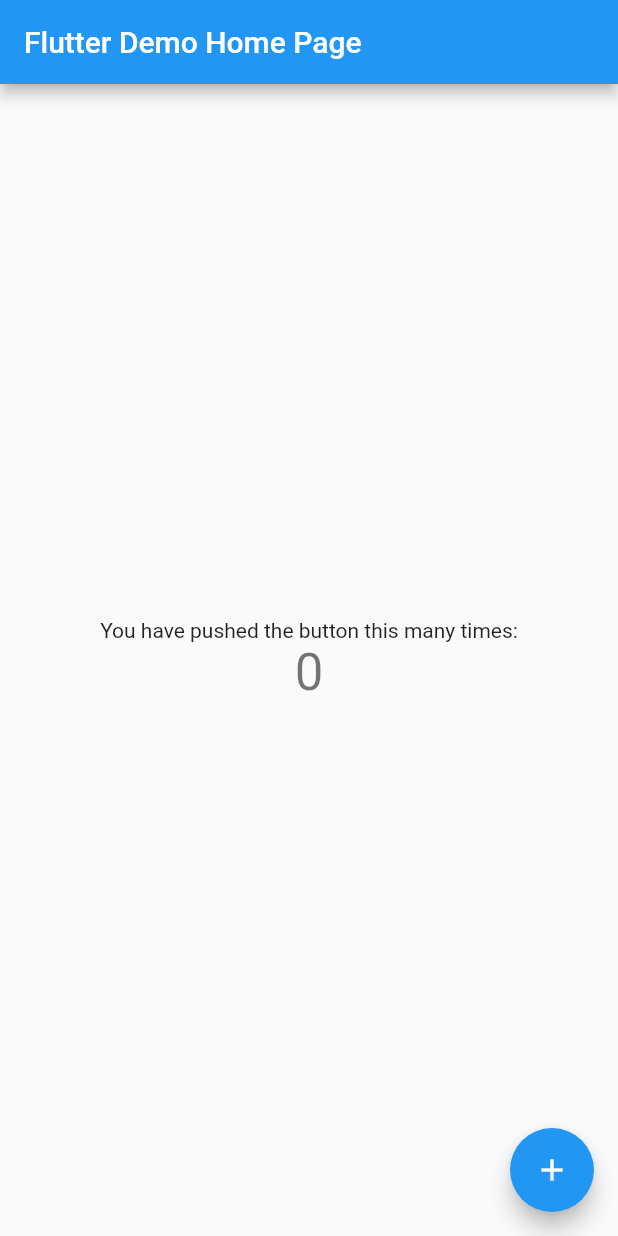
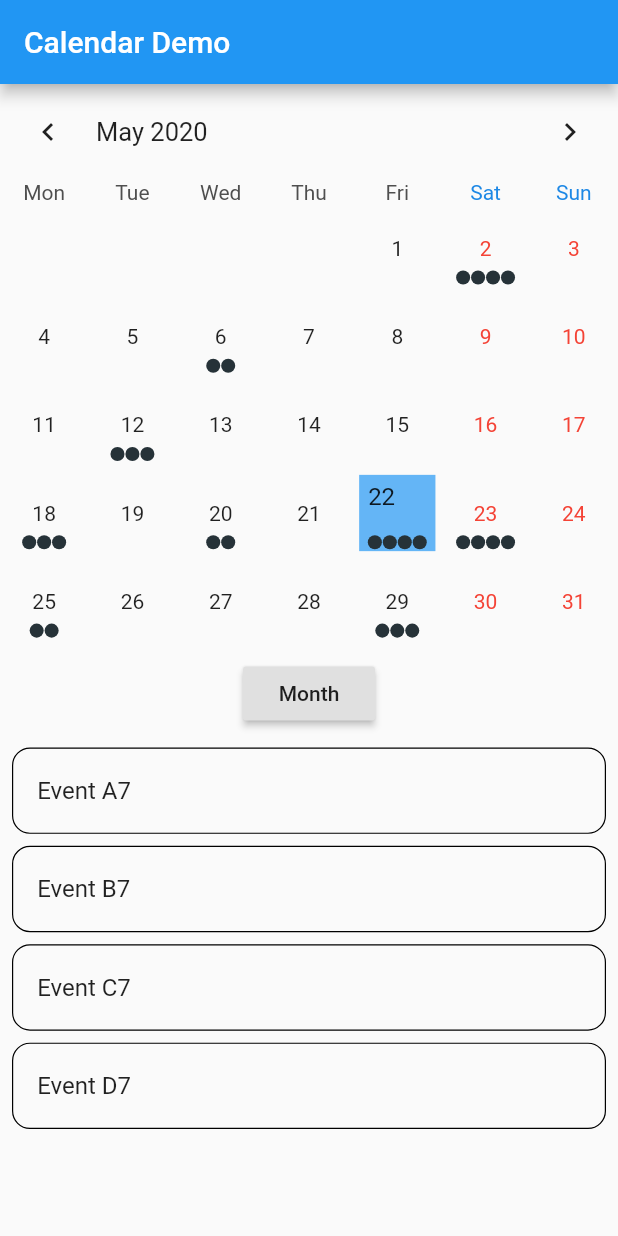
Before and after one commit to CelestialSystem/CalendarPOC, a Flutter app: the screen it shows after launch, on a phone screen of 412 x 824 dp. Run offline on Flutter 3.47's test engine with Material 2 defaults, Android fonts, the phone set to English and light mode, and no system bars; drawn by our look-alikes of table_calendar.

Commit message:
Created Calendar Screen still need to add features

```diff
--- /dev/null
+++ b/lib/CalendarApp.dart
@@ -0,0 +1,240 @@
+import 'package:flutter/material.dart';
+import 'package:intl/date_symbol_data_local.dart';
+import 'package:table_calendar/table_calendar.dart';
+import 'package:intl/intl.dart';
+
+final Map<DateTime, List> _holidays = {
+  DateTime(2020, 1, 1): ['New Year\'s Day'],
+  DateTime(2020, 2, 14): ['Valentine\'s Day'],
+  DateTime(2020, 4, 26): ['Anuj\'s Birthday']
+};
+
+class Calendar extends StatefulWidget {
+  Calendar() {
+    initializeDateFormatting('en_CA');
+    print(Intl.getCurrentLocale());
+  }
+
+  @override
+  _CalendarState createState() {
+    return _CalendarState();
+  }
+}
+
+class _CalendarState extends State<Calendar> with TickerProviderStateMixin {
+  Map<DateTime, List> _events;
+  List _selectedEvents;
+  AnimationController _animationController;
+  CalendarController _calendarController;
+
+  @override
+  void initState() {
+    super.initState();
+    final _selectedDay = DateTime.now();
+
+    _events = {
+      _selectedDay.subtract(Duration(days: 30)): [
+        'Event A0',
+        'Event B0',
+        'Event C0'
+      ],
+      _selectedDay.subtract(Duration(days: 27)): ['Event A1'],
+      _selectedDay.subtract(Duration(days: 20)): [
+        'Event A2',
+        'Event B2',
+        'Event C2',
+        'Event D2'
+      ],
+      _selectedDay.subtract(Duration(days: 16)): ['Event A3', 'Event B3'],
+      _selectedDay.subtract(Duration(days: 10)): [
+        'Event A4',
+        'Event B4',
+        'Event C4'
+      ],
+      _selectedDay.subtract(Duration(days: 4)): [
+        'Event A5',
+        'Event B5',
+        'Event C5'
+      ],
+      _selectedDay.subtract(Duration(days: 2)): ['Event A6', 'Event B6'],
+      _selectedDay: ['Event A7', 'Event B7', 'Event C7', 'Event D7'],
+      _selectedDay.add(Duration(days: 1)): [
+        'Event A8',
+        'Event B8',
+        'Event C8',
+        'Event D8'
+      ],
+      _selectedDay.add(Duration(days: 3)):
+          Set.from(['Event A9', 'Event A9', 'Event B9']).toList(),
+      _selectedDay.add(Duration(days: 7)): [
+        'Event A10',
+        'Event B10',
+        'Event C10'
+      ],
+      _selectedDay.add(Duration(days: 11)): ['Event A11', 'Event B11'],
+      _selectedDay.add(Duration(days: 17)): [
+        'Event A12',
+        'Event B12',
+        'Event C12',
+        'Event D12'
+      ],
+      _selectedDay.add(Duration(days: 22)): ['Event A13', 'Event B13'],
+      _selectedDay.add(Duration(days: 26)): [
+        'Event A14',
+        'Event B14',
+        'Event C14'
+      ],
+    };
+
+    _selectedEvents = _events[_selectedDay] ?? [];
+    _calendarController = CalendarController();
+
+    _animationController = AnimationController(
+      vsync: this,
+      duration: const Duration(milliseconds: 400),
+    );
+
+    _animationController.forward();
+  }
+
+  @override
+  void dispose() {
+    _animationController.dispose();
+    _calendarController.dispose();
+    super.dispose();
+  }
+
+  void _onDaySelected(DateTime day, List events) {
+    print('CALLBACK: _onDaySelected');
+    setState(() {
+      _calendarController.setCalendarFormat(CalendarFormat.week);
+    });
+  }
+
+  @override
+  Widget build(BuildContext context) {
+    return Scaffold(
+      appBar: AppBar(
+        title: Text("Calendar Demo"),
+      ),
+      body: Column(
+        mainAxisSize: MainAxisSize.max,
+        children: <Widget>[
+          _buildTableCalendarWithBuilders(),
+          const SizedBox(height: 8.0),
+          _buildButtons(),
+          const SizedBox(height: 8.0),
+          Expanded(child: _buildEventList()),
+        ],
+      ),
+    );
+  }
+
+  // More advanced TableCalendar configuration (using Builders & Styles)
+  Widget _buildTableCalendarWithBuilders() {
+    return TableCalendar(
+      locale: 'en_CA',
+      calendarController: _calendarController,
+      events: _events,
+      holidays: _holidays,
+      initialCalendarFormat: CalendarFormat.month,
+      formatAnimation: FormatAnimation.slide,
+      startingDayOfWeek: StartingDayOfWeek.monday,
+      availableGestures: AvailableGestures.all,
+      availableCalendarFormats: const {
+        CalendarFormat.month: '',
+        CalendarFormat.week: '',
+      },
+      calendarStyle: CalendarStyle(
+        outsideDaysVisible: false,
+        weekendStyle: TextStyle().copyWith(color: Colors.red),
+        holidayStyle: TextStyle().copyWith(color: Colors.blue[800]),
+      ),
+      daysOfWeekStyle: DaysOfWeekStyle(
+        weekendStyle: TextStyle().copyWith(color: Colors.blue[600]),
+      ),
+      headerStyle: HeaderStyle(
+        centerHeaderTitle: false,
+        formatButtonShowsNext: true,
+        formatButtonDecoration: BoxDecoration(
+          shape: BoxShape.circle,
+        ),
+        formatButtonVisible: true,
+        headerMargin: EdgeInsets.zero,
+      ),
+      builders: CalendarBuilders(
+        selectedDayBuilder: (context, date, _) {
+          return FadeTransition(
+            opacity: Tween(begin: 0.0, end: 1.0).animate(_animationController),
+            child: Container(
+              margin: const EdgeInsets.all(4.0),
+              padding: const EdgeInsets.only(top: 5.0, left: 6.0),
+              color: Colors.blue[300],
+              width: 100,
+              height: 100,
+              child: Text(
+                '${date.day}',
+                style: TextStyle().copyWith(fontSize: 16.0),
+              ),
+            ),
+          );
+        },
+        todayDayBuilder: (context, date, _) {
+          return Container(
+            margin: const EdgeInsets.all(4.0),
+            padding: const EdgeInsets.only(top: 5.0, left: 6.0),
+            color: Colors.amber[400],
+            width: 100,
+            height: 100,
+            child: Text(
+              '${date.day}',
+              style: TextStyle().copyWith(fontSize: 16.0),
+            ),
+          );
+        },
+      ),
+      onDaySelected: (date, events) {
+        _onDaySelected(date, events);
+        _animationController.forward(from: 0.0);
+      },
+    );
+  }
+
+  Widget _buildButtons() {
+    final dateTime = _events.keys.elementAt(_events.length - 2);
+
+    return Row(
+      mainAxisSize: MainAxisSize.max,
+      mainAxisAlignment: MainAxisAlignment.spaceEvenly,
+      children: <Widget>[
+        RaisedButton(
+          child: Text('Month'),
+          onPressed: () {
+            setState(() {
+              _calendarController.setCalendarFormat(CalendarFormat.month);
+            });
+          },
+        ),
+      ],
+    );
+  }
+
+  Widget _buildEventList() {
+    return ListView(
+      children: _selectedEvents
+          .map((event) => Container(
+                decoration: BoxDecoration(
+                  border: Border.all(width: 0.8),
+                  borderRadius: BorderRadius.circular(12.0),
+                ),
+                margin:
+                    const EdgeInsets.symmetric(horizontal: 8.0, vertical: 4.0),
+                child: ListTile(
+                  title: Text(event.toString()),
+                  onTap: () => print('$event tapped!'),
+                ),
+              ))
+          .toList(),
+    );
+  }
+}
--- a/lib/main.dart
+++ b/lib/main.dart
@@ -1,3 +1,4 @@
+import 'package:Calendar/CalendarApp.dart';
 import 'package:flutter/material.dart';
 
 void main() {
@@ -5,44 +6,17 @@ void main() {
 }
 
 class MyApp extends StatelessWidget {
-  // This widget is the root of your application.
   @override
   Widget build(BuildContext context) {
     return MaterialApp(
-      title: 'Flutter Demo',
-      theme: ThemeData(
-        // This is the theme of your application.
-        //
-        // Try running your application with "flutter run". You'll see the
-        // application has a blue toolbar. Then, without quitting the app, try
-        // changing the primarySwatch below to Colors.green and then invoke
-        // "hot reload" (press "r" in the console where you ran "flutter run",
-        // or simply save your changes to "hot reload" in a Flutter IDE).
-        // Notice that the counter didn't reset back to zero; the application
-        // is not restarted.
-        primarySwatch: Colors.blue,
-        // This makes the visual density adapt to the platform that you run
-        // the app on. For desktop platforms, the controls will be smaller and
-        // closer together (more dense) than on mobile platforms.
-        visualDensity: VisualDensity.adaptivePlatformDensity,
-      ),
-      home: MyHomePage(title: 'Flutter Demo Home Page'),
+      title: 'Calendar Demo',
+      home: Calendar(),
     );
   }
 }
 
 class MyHomePage extends StatefulWidget {
   MyHomePage({Key key, this.title}) : super(key: key);
-
-  // This widget is the home page of your application. It is stateful, meaning
-  // that it has a State object (defined below) that contains fields that affect
-  // how it looks.
-
-  // This class is the configuration for the state. It holds the values (in this
-  // case the title) provided by the parent (in this case the App widget) and
-  // used by the build method of the State. Fields in a Widget subclass are
-  // always marked "final".
-
   final String title;
 
   @override
--- a/pubspec.yaml
+++ b/pubspec.yaml
@@ -28,6 +28,8 @@ dependencies:
   # The following adds the Cupertino Icons font to your application.
   # Use with the CupertinoIcons class for iOS style icons.
   cupertino_icons: ^0.1.3
+  table_calendar: ^2.2.3
+  intl: ^0.16.1
 
 dev_dependencies:
   flutter_test:
```
Also changed, not shown: pubspec.lock.
